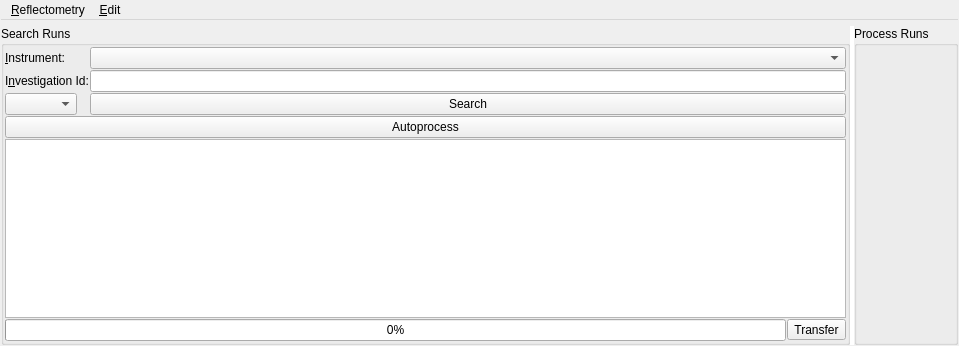
Above: qt/scientific_interfaces/ISISReflectometry/ReflRunsTabWidget.ui from mantidproject/mantid before the change. Below: the same form after it.
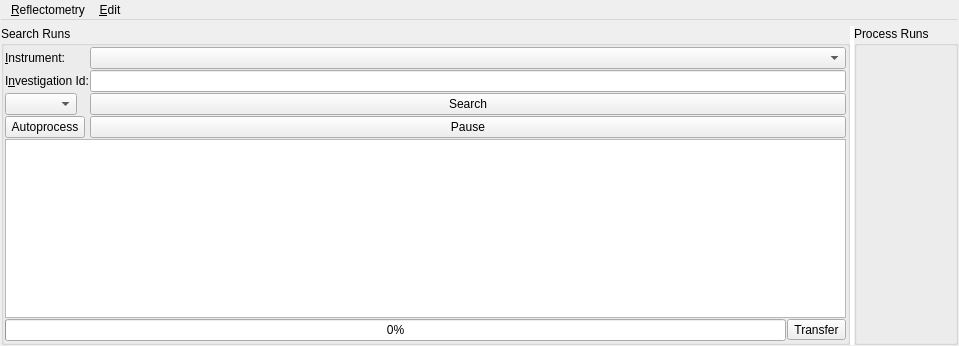
That is the form after the change. Icons and pictures are not drawn.

Commit message:
Add a Pause button to the runs tab
The new button does exactly the same as the pause button on the data processor. However, it is a much clearer to the user to have the pause button located immediately next to the Autoprocess button, so that they can easily see how to pause the autoprocessing they just started.

Re #17029

The edit to the form file:
```diff
--- a/qt/scientific_interfaces/ISISReflectometry/ReflRunsTabWidget.ui
+++ b/qt/scientific_interfaces/ISISReflectometry/ReflRunsTabWidget.ui
@@ -195,7 +195,7 @@
            </property>
           </widget>
          </item>
-         <item row="3" column="0" colspan="2">
+         <item row="3" column="0">
           <widget class="QPushButton" name="buttonAutoreduce">
            <property name="sizePolicy">
             <sizepolicy hsizetype="Preferred" vsizetype="Preferred">
@@ -218,6 +218,32 @@
            </property>
           </widget>
          </item>
+         <item row="3" column="1">
+          <widget class="QPushButton" name="buttonAutoreducePause">
+           <property name="sizePolicy">
+            <sizepolicy hsizetype="Preferred" vsizetype="Preferred">
+             <horstretch>0</horstretch>
+             <verstretch>0</verstretch>
+            </sizepolicy>
+           </property>
+           <property name="toolTip">
+            <string>Pause auto-processing</string>
+           </property>
+           <property name="whatsThis">
+            <string>Pause any processing or auto-processing that is in progress. Pressing Autoprocess again after pausing will resume from where it was stopped, unless the instrument or investigation ID has changed, in which case the table will cleared and auto-processing will restart</string>
+           </property>
+           <property name="accessibleName">
+            <string/>
+           </property>
+           <property name="text">
+            <string>Pause</string>
+           </property>
+           <property name="icon">
+            <iconset resource="../../../MantidPlot/icons/icons.qrc">
+             <normaloff>:/pause.png</normaloff>:/pause.png</iconset>
+           </property>
+          </widget>
+         </item>
         </layout>
        </item>
        <item>
```
Left out of the diff: 54 changed lines with no effect on the pictures. The commit also changes 8 other files.
